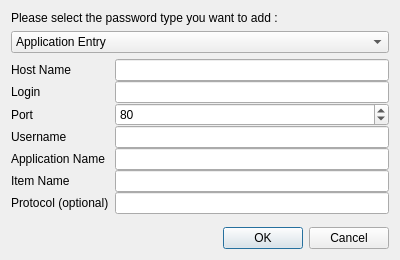
Qt form util/qt/addpwd.ui (mupuf/PPassKeeper) before a commit.
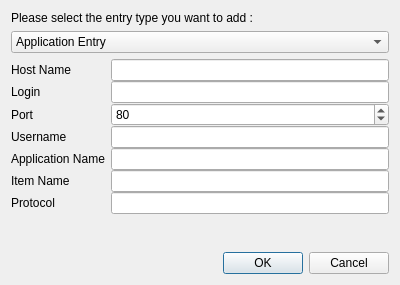
The same form after that commit. Icons and pictures are not drawn.

```diff
--- a/util/qt/addpwd.ui
+++ b/util/qt/addpwd.ui
@@ -7,7 +7,7 @@
     <x>0</x>
     <y>0</y>
     <width>400</width>
-    <height>260</height>
+    <height>285</height>
    </rect>
   </property>
   <property name="sizePolicy">
@@ -35,7 +35,7 @@
       </size>
      </property>
      <property name="text">
-      <string>Please select the password type you want to add :</string>
+      <string>Please select the entry type you want to add :</string>
      </property>
     </widget>
    </item>
@@ -148,7 +148,7 @@
      <item row="6" column="0">
       <widget class="QLabel" name="protocolLabel">
        <property name="text">
-        <string>Protocol (optional)</string>
+        <string>Protocol</string>
        </property>
       </widget>
      </item>
```
